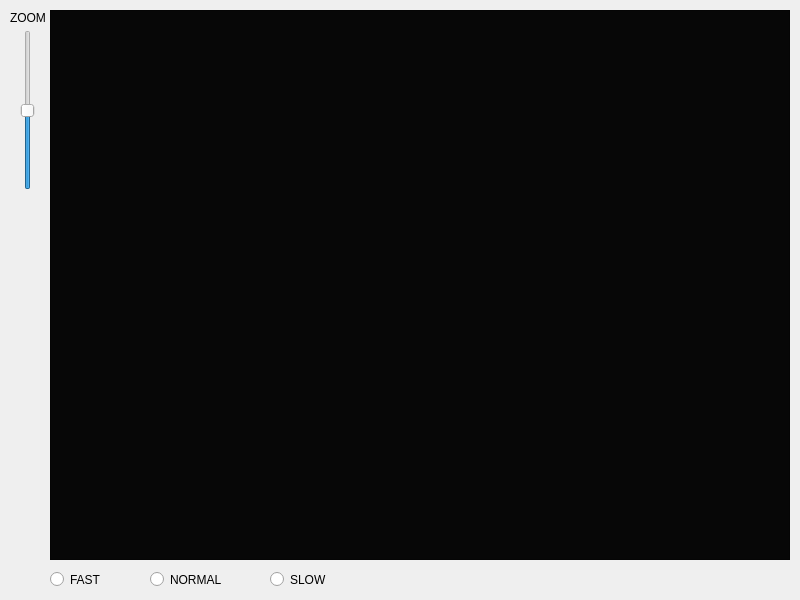
First picture: the form in interfaz.ui, repository SamuelRuizVargas/prac6_info2_sem3, before the edit.
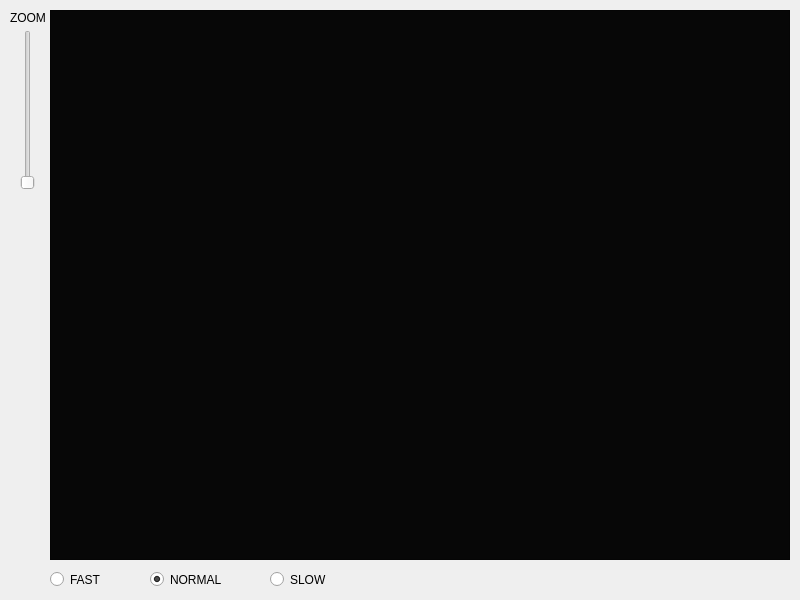
Second picture: the form after the edit.

Commit message: Terminado el programa V1

```diff
--- a/interfaz.ui
+++ b/interfaz.ui
@@ -10,6 +10,18 @@
     <height>600</height>
    </rect>
   </property>
+  <property name="minimumSize">
+   <size>
+    <width>800</width>
+    <height>600</height>
+   </size>
+  </property>
+  <property name="maximumSize">
+   <size>
+    <width>800</width>
+    <height>600</height>
+   </size>
+  </property>
   <property name="windowTitle">
    <string>Simulador</string>
   </property>
@@ -52,7 +64,7 @@
      <number>1</number>
     </property>
     <property name="value">
-     <number>1</number>
+     <number>0</number>
     </property>
     <property name="tracking">
      <bool>true</bool>
@@ -108,6 +120,9 @@
     <property name="text">
      <string>NORMAL</string>
     </property>
+    <property name="checked">
+     <bool>true</bool>
+    </property>
    </widget>
    <widget class="QRadioButton" name="radioButton_slow">
     <property name="geometry">
```
The commit also changes 2 other files.
